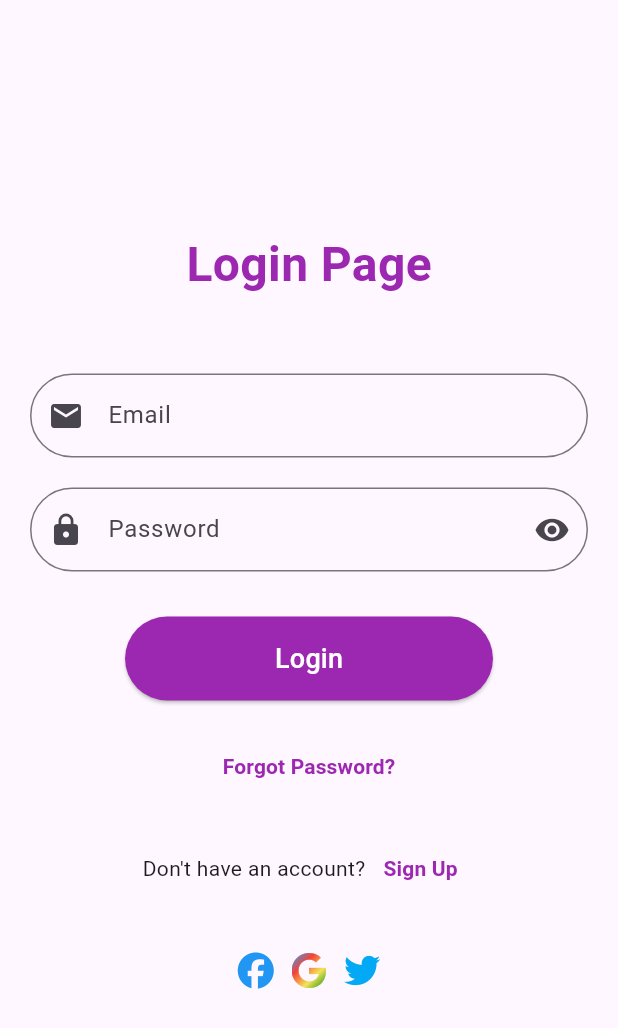
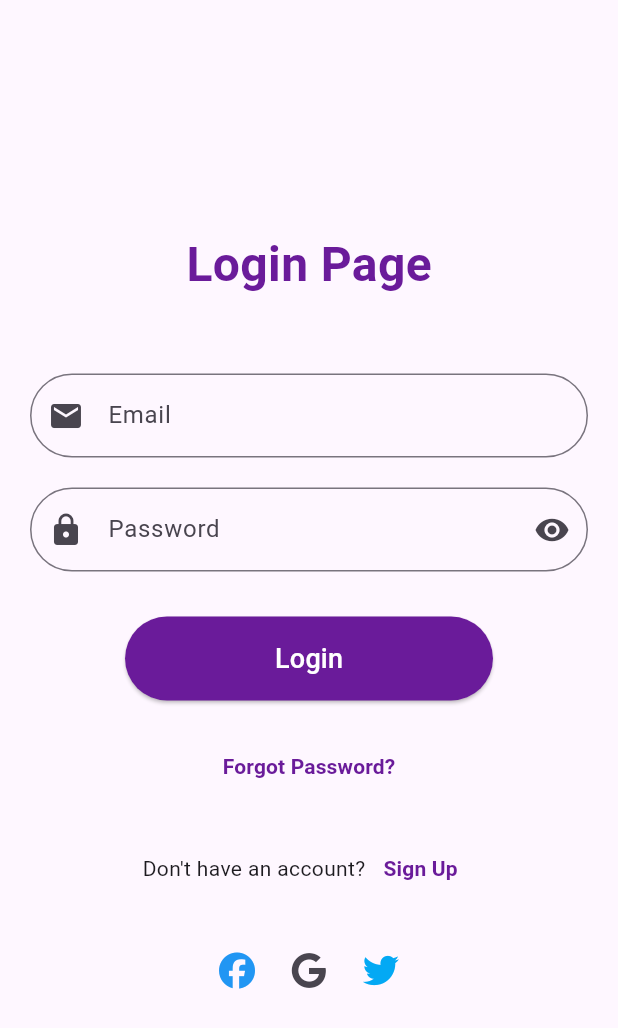
Before and after one commit to devi1262005/meet-app, a Flutter app: the LoginPage screen opened directly, on a phone screen of 412 x 824 dp. Shown: the top 1028 px of the screen. Run offline on Flutter 3.47's test engine with Material 3 defaults, Android fonts, the phone set to English and light mode, and no system bars; our stand-ins replace font_awesome_flutter, google_fonts.

Commit message:
Update login.dart
link to home page

```diff
--- a/meet/lib/page/login.dart
+++ b/meet/lib/page/login.dart
@@ -1,7 +1,6 @@
 import 'package:flutter/material.dart';
 import 'package:font_awesome_flutter/font_awesome_flutter.dart';
-
-
+import 'package:meet/page/Home.dart';
 
 class LoginPage extends StatefulWidget {
   const LoginPage({super.key});
@@ -16,11 +15,8 @@ class _LoginPageState extends State<LoginPage> {
   bool _obscureText = true;
 
   void _login() {
-    // Add login logic here
     String email = _emailController.text;
     String password = _passwordController.text;
-
-    // For simplicity, just print the input
     print('Email: $email, Password: $password');
   }
 
@@ -39,10 +35,9 @@ class _LoginPageState extends State<LoginPage> {
                   style: TextStyle(
                     fontSize: 32,
                     fontWeight: FontWeight.bold,
-                    color: Colors.purple,
+                    color: Color.fromARGB(255, 106, 27, 154),
                   ),
                 ),
-
                 const SizedBox(height: 50),
                 TextField(
                   controller: _emailController,
@@ -72,6 +67,8 @@ class _LoginPageState extends State<LoginPage> {
                         setState(() {
                           _obscureText = !_obscureText;
                         });
+                       Navigator.pushReplacement(
+        context, MaterialPageRoute(builder: (context) => Home()));
                       },
                     ),
                     border: OutlineInputBorder(
@@ -81,9 +78,12 @@ class _LoginPageState extends State<LoginPage> {
                 ),
                 const SizedBox(height: 30),
                 ElevatedButton(
-                  onPressed: _login,
+                  onPressed: (){
+                             Navigator.pushReplacement(
+        context, MaterialPageRoute(builder: (context) => Home()));
+                  },
                   style: ElevatedButton.styleFrom(
-                  backgroundColor: Colors.purple,
+                    backgroundColor: Colors.purple.shade800,
                     padding: const EdgeInsets.symmetric(
                         horizontal: 100.0, vertical: 15.0),
                     shape: RoundedRectangleBorder(
@@ -94,8 +94,8 @@ class _LoginPageState extends State<LoginPage> {
                     'Login',
                     style: TextStyle(
                       fontSize: 18,
-                      color:Color.fromARGB(255, 255, 255, 255),),
-
+                      color: Color.fromARGB(255, 255, 255, 255),
+                    ),
                   ),
                 ),
                 const SizedBox(height: 20),
@@ -106,7 +106,7 @@ class _LoginPageState extends State<LoginPage> {
                   child: const Text(
                     'Forgot Password?',
                     style: TextStyle(
-                      color: Colors.purple,
+                      color: Color.fromARGB(255, 106, 27, 154),
                       fontWeight: FontWeight.bold,
                     ),
                   ),
@@ -123,7 +123,7 @@ class _LoginPageState extends State<LoginPage> {
                       child: const Text(
                         'Sign Up',
                         style: TextStyle(
-                          color: Colors.purple,
+                          color: Color.fromARGB(255, 106, 27, 154),
                           fontWeight: FontWeight.bold,
                         ),
                       ),
@@ -141,21 +141,12 @@ class _LoginPageState extends State<LoginPage> {
                         // Add Facebook login functionality here
                       },
                     ),
-                    ShaderMask(
-                      shaderCallback: (bounds) => LinearGradient(
-                        colors: [
-                          const Color.fromARGB(196, 0, 133, 242),
-                          Colors.red,
-                          const Color.fromARGB(255, 244, 228, 88),
-                          const Color.fromARGB(255, 11, 143, 15),
-                        ],
-                        begin: Alignment.topLeft,
-                        end: Alignment.bottomRight,
-                      ).createShader(bounds),
-                      child: const FaIcon(
-                        FontAwesomeIcons.google,
-                        color: Colors.white, // Keep this white for ShaderMask
-                      ),
+                    IconButton(
+                      icon: const FaIcon(FontAwesomeIcons.google),
+                      color: null, // Original color removed
+                      onPressed: () {
+                        // Add Google login functionality here
+                      },
                     ),
                     IconButton(
                       icon: const FaIcon(FontAwesomeIcons.twitter),
```
